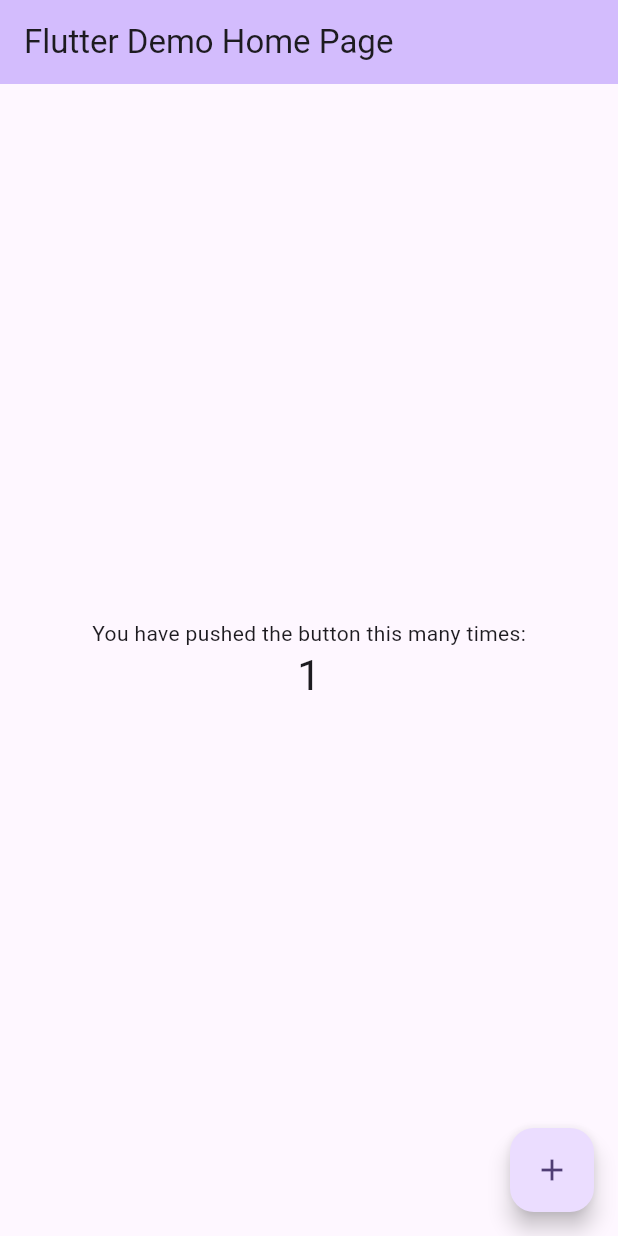
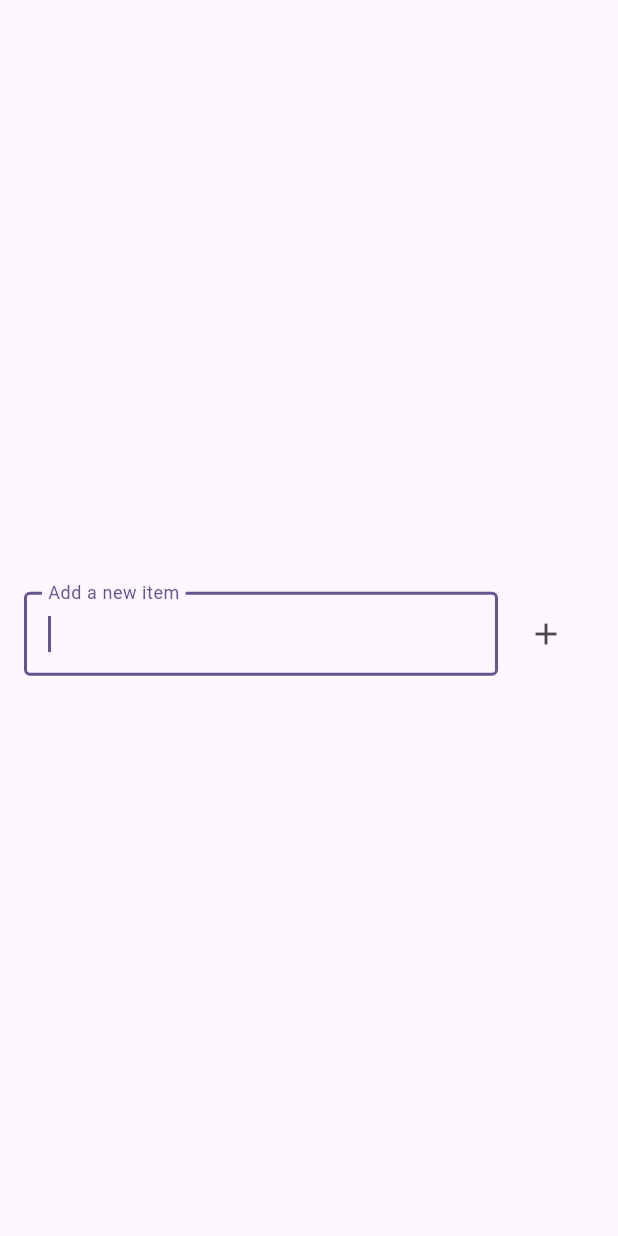
Before and after one commit to skvggor/draw, a Flutter app: the screen it shows after launch, after a tap on the "add" icon, on a phone screen of 412 x 824 dp. Run offline on Flutter 3.47's test engine with Material 3 defaults, Android fonts, the phone set to English and light mode, and no system bars.

Commit message:
Add text field to add new items

```diff
--- a/analysis_options.yaml
+++ b/analysis_options.yaml
@@ -23,6 +23,5 @@ linter:
   rules:
     # avoid_print: false  # Uncomment to disable the `avoid_print` rule
     # prefer_single_quotes: true  # Uncomment to enable the `prefer_single_quotes` rule
-
 # Additional information about this file can be found at
 # https://dart.dev/guides/language/analysis-options
--- a/lib/main.dart
+++ b/lib/main.dart
@@ -7,46 +7,21 @@ void main() {
 class MyApp extends StatelessWidget {
   const MyApp({super.key});
 
-  // This widget is the root of your application.
   @override
   Widget build(BuildContext context) {
     return MaterialApp(
-      title: 'Flutter Demo',
+      title: 'Ruletti',
       theme: ThemeData(
-        // This is the theme of your application.
-        //
-        // TRY THIS: Try running your application with "flutter run". You'll see
-        // the application has a purple toolbar. Then, without quitting the app,
-        // try changing the seedColor in the colorScheme below to Colors.green
-        // and then invoke "hot reload" (save your changes or press the "hot
-        // reload" button in a Flutter-supported IDE, or press "r" if you used
-        // the command line to start the app).
-        //
-        // Notice that the counter didn't reset back to zero; the application
-        // state is not lost during the reload. To reset the state, use hot
-        // restart instead.
-        //
-        // This works for code too, not just values: Most code changes can be
-        // tested with just a hot reload.
         colorScheme: ColorScheme.fromSeed(seedColor: Colors.deepPurple),
         useMaterial3: true,
       ),
-      home: const MyHomePage(title: 'Flutter Demo Home Page'),
+      home: const MyHomePage(title: 'Ruletti'),
     );
   }
 }
 
 class MyHomePage extends StatefulWidget {
   const MyHomePage({super.key, required this.title});
-
-  // This widget is the home page of your application. It is stateful, meaning
-  // that it has a State object (defined below) that contains fields that affect
-  // how it looks.
-
-  // This class is the configuration for the state. It holds the values (in this
-  // case the title) provided by the parent (in this case the App widget) and
-  // used by the build method of the State. Fields in a Widget subclass are
-  // always marked "final".
 
   final String title;
 
@@ -55,71 +30,64 @@ class MyHomePage extends StatefulWidget {
 }
 
 class _MyHomePageState extends State<MyHomePage> {
-  int _counter = 0;
+  final List<String> _items = [];
+  final TextEditingController _textController = TextEditingController();
+  final FocusNode _focusNode = FocusNode();
 
-  void _incrementCounter() {
+  @override
+  void initState() {
+    super.initState();
+    _focusNode.requestFocus();
+  }
+
+  void _handlerInput(String value) {
     setState(() {
-      // This call to setState tells the Flutter framework that something has
-      // changed in this State, which causes it to rerun the build method below
-      // so that the display can reflect the updated values. If we changed
-      // _counter without calling setState(), then the build method would not be
-      // called again, and so nothing would appear to happen.
-      _counter++;
+      _items.add(value);
+      _textController.clear();
+      _focusNode.requestFocus();
     });
   }
 
   @override
   Widget build(BuildContext context) {
-    // This method is rerun every time setState is called, for instance as done
-    // by the _incrementCounter method above.
-    //
-    // The Flutter framework has been optimized to make rerunning build methods
-    // fast, so that you can just rebuild anything that needs updating rather
-    // than having to individually change instances of widgets.
-    return Scaffold(
-      appBar: AppBar(
-        // TRY THIS: Try changing the color here to a specific color (to
-        // Colors.amber, perhaps?) and trigger a hot reload to see the AppBar
-        // change color while the other colors stay the same.
-        backgroundColor: Theme.of(context).colorScheme.inversePrimary,
-        // Here we take the value from the MyHomePage object that was created by
-        // the App.build method, and use it to set our appbar title.
-        title: Text(widget.title),
-      ),
-      body: Center(
-        // Center is a layout widget. It takes a single child and positions it
-        // in the middle of the parent.
+    return Material(
       child: Column(
-          // Column is also a layout widget. It takes a list of children and
-          // arranges them vertically. By default, it sizes itself to fit its
-          // children horizontally, and tries to be as tall as its parent.
-          //
-          // Column has various properties to control how it sizes itself and
-          // how it positions its children. Here we use mainAxisAlignment to
-          // center the children vertically; the main axis here is the vertical
-          // axis because Columns are vertical (the cross axis would be
-          // horizontal).
-          //
-          // TRY THIS: Invoke "debug painting" (choose the "Toggle Debug Paint"
-          // action in the IDE, or press "p" in the console), to see the
-          // wireframe for each widget.
         mainAxisAlignment: MainAxisAlignment.center,
         children: <Widget>[
-            const Text(
-              'You have pushed the button this many times:',
+          Padding(
+            padding: const EdgeInsets.symmetric(horizontal: 16.0),
+            child: Text(
+              _items.isEmpty ? 'No items' : _items.join(', '),
             ),
-            Text(
-              '$_counter',
-              style: Theme.of(context).textTheme.headlineMedium,
+          ),
+          Padding(
+            padding: const EdgeInsets.all(16.0),
+            child: Row(
+              children: [
+                Expanded(
+                  child: TextField(
+                    controller: _textController,
+                    focusNode: _focusNode, // Associa o FocusNode ao TextField
+                    decoration: const InputDecoration(
+                      border: OutlineInputBorder(),
+                      labelText: 'Add a new item',
+                    ),
+                    onSubmitted: (value) => _handlerInput(value),
+                  ),
+                ),
+                Padding(
+                  padding: const EdgeInsets.all(8.0),
+                  child: IconButton(
+                    tooltip: 'Add',
+                    icon: const Icon(Icons.add),
+                    onPressed: () => _handlerInput(_textController.text),
+                  ),
                 ),
               ],
             ),
           ),
-      floatingActionButton: FloatingActionButton(
-        onPressed: _incrementCounter,
-        tooltip: 'Increment',
-        child: const Icon(Icons.add),
-      ), // This trailing comma makes auto-formatting nicer for build methods.
+        ],
+      ),
     );
   }
 }
--- a/pubspec.yaml
+++ b/pubspec.yaml
@@ -45,7 +45,7 @@ dev_dependencies:
   # activated in the `analysis_options.yaml` file located at the root of your
   # package. See that file for information about deactivating specific lint
   # rules and activating additional ones.
-  flutter_lints: ^4.0.0
+  flutter_lints: ^5.0.0
 
 # For information on the generic Dart part of this file, see the
 # following page: https://dart.dev/tools/pub/pubspec
```
Also changed, not shown: pubspec.lock. Lines whose indentation alone changed are shown as unchanged.
